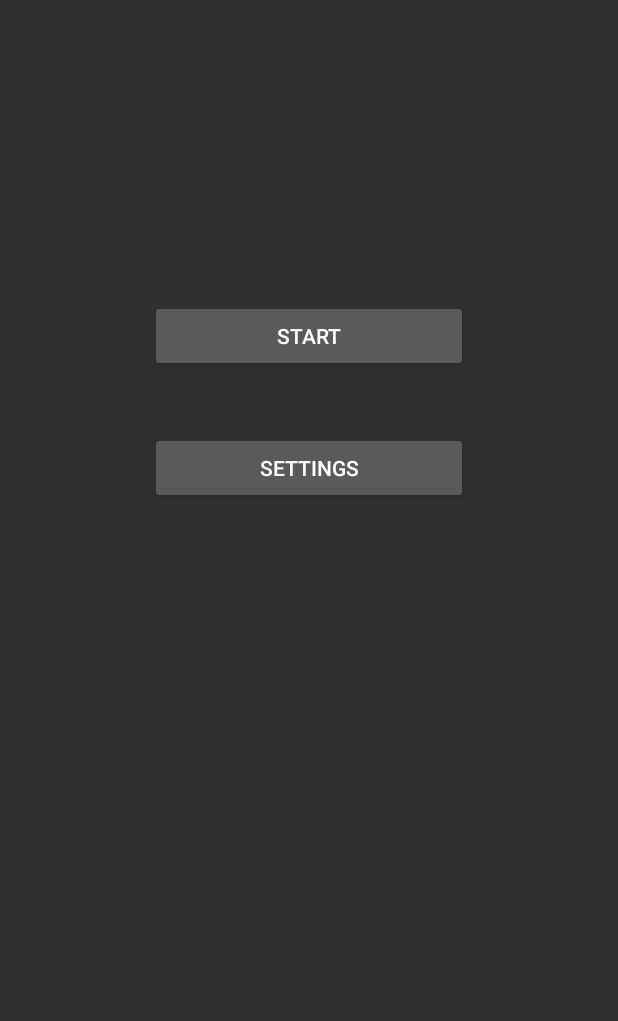
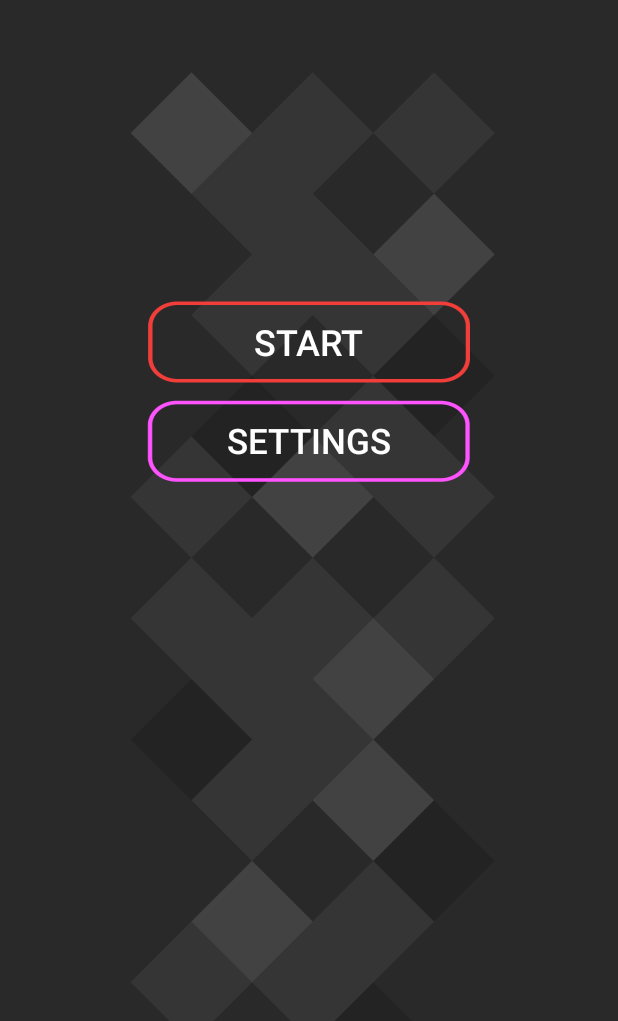
Before and after one commit to IlNickyaIvanov/Rob, an Android app: the screen it shows after launch (StartActivity), on a phone screen of 412 x 824 dp. Shown: the top 1021 px of the screen. Run offline under Robolectric (Android 15) with nearby library versions, the phone set to English and light mode, and no system bars.

Commit message:
before multithreading

```diff
--- a/app/src/main/java/com/example/ilya2/rob/SettingsActivity.java
+++ b/app/src/main/java/com/example/ilya2/rob/SettingsActivity.java
@@ -117,7 +117,7 @@ public class SettingsActivity extends AppCompatActivity {
     }
     //трекер по роботам
     void setRobotsNum(int progress){
-        float num = progress*(5)/100;
+        float num = progress*(4)/100;
         robotsNum = (num>0.5)?Math.round(num):1;
         textRobots.setText("Кол-во роботов: "+robotsNum);
         seekBar4.setProgress(robotsNum*100/4);
@@ -148,10 +148,11 @@ public class SettingsActivity extends AppCompatActivity {
         int screenHeight = this.getApplicationContext().getResources().getDisplayMetrics().heightPixels-50;
         Square.size = screenHeight/2/mapSize;
         Square.startX = (screenWidth-(mapSize*Square.size))/2;
+        Square.startY = screenHeight*3/7+(screenHeight/2-(mapSize*Square.size))/2;
         for (int i=0;i<mapSize;i++){
             ArrayList<Square> line = new ArrayList<>();
             for(int j=0;j<mapSize;j++){
-                line.add(new Square(this,j*(Square.size)+Square.startX,i*(Square.size)+screenHeight/2,0));
+                line.add(new Square(this,j*(Square.size)+Square.startX,i*(Square.size)+Square.startY,0));
             }
             map.add(line);
         }
--- /dev/null
+++ b/app/src/main/res/anim/alpha.xml
@@ -0,0 +1,10 @@
+<?xml version="1.0" encoding="utf-8"?>
+<set xmlns:android="http://schemas.android.com/apk/res/android"
+    android:interpolator="@android:anim/linear_interpolator">
+    <alpha
+        android:fromAlpha="1.0"
+        android:toAlpha="0.1"
+        android:duration="500"
+        android:repeatCount="1"
+        android:repeatMode="reverse" />
+</set>
--- a/app/src/main/res/layout/activity_start.xml
+++ b/app/src/main/res/layout/activity_start.xml
@@ -4,7 +4,14 @@
     xmlns:tools="http://schemas.android.com/tools"
     android:layout_width="match_parent"
     android:layout_height="match_parent"
-    tools:context=".StartActivity">
+    tools:context=".StartActivity"
+    android:background="#292929">
+
+    <ImageView
+        android:id="@+id/imageView"
+        android:layout_width="wrap_content"
+        android:layout_height="wrap_content"
+        app:srcCompat="@drawable/background" />
 
     <LinearLayout
         android:layout_width="match_parent"
@@ -13,25 +20,27 @@
 
         <Button
             android:id="@+id/button"
-            android:layout_width="match_parent"
-            android:layout_height="wrap_content"
-            android:layout_marginBottom="20dp"
-            android:layout_marginLeft="100dp"
-            android:layout_marginRight="100dp"
+            android:layout_width="215dp"
+            android:layout_height="55dp"
+            android:layout_gravity="center"
+            android:layout_marginBottom="5dp"
             android:layout_marginTop="200dp"
+            android:background="@drawable/strt_btn"
             android:onClick="onClickStart"
-            android:text="start" />
+            android:text="start"
+            android:textSize="24sp" />
 
         <Button
             android:id="@+id/button2"
-            android:layout_width="match_parent"
-            android:layout_height="wrap_content"
+            android:layout_width="215dp"
+            android:layout_height="55dp"
+            android:layout_gravity="center"
             android:layout_marginBottom="100dp"
-            android:layout_marginLeft="100dp"
-            android:layout_marginRight="100dp"
-            android:layout_marginTop="20dp"
+            android:layout_marginTop="5dp"
+            android:background="@drawable/set_btn"
             android:onClick="onClickSettings"
             android:text="settings"
+            android:textSize="23sp"
             tools:ignore="OnClick" />
     </LinearLayout>
 </android.support.constraint.ConstraintLayout>
--- a/app/src/main/res/values/colors.xml
+++ b/app/src/main/res/values/colors.xml
@@ -3,4 +3,6 @@
     <color name="colorPrimary">#3F51B5</color>
     <color name="colorPrimaryDark">#303F9F</color>
     <color name="colorAccent">#FF4081</color>
+    <color name="purple">#ff4fff</color>
+    <color name="light_red">#ff422f</color>
 </resources>
```
Also changed, not shown: app/src/main/java/com/example/ilya2/rob/Block.java (+8 -0 lines), app/src/main/java/com/example/ilya2/rob/GameActivity.java (+13 -4 lines), app/src/main/java/com/example/ilya2/rob/StartActivity.java (+36 -1 lines), app/src/main/res/drawable/background.png (added), app/src/main/res/drawable/set_btn.png (added), app/src/main/res/drawable/strt_btn.png (added).
